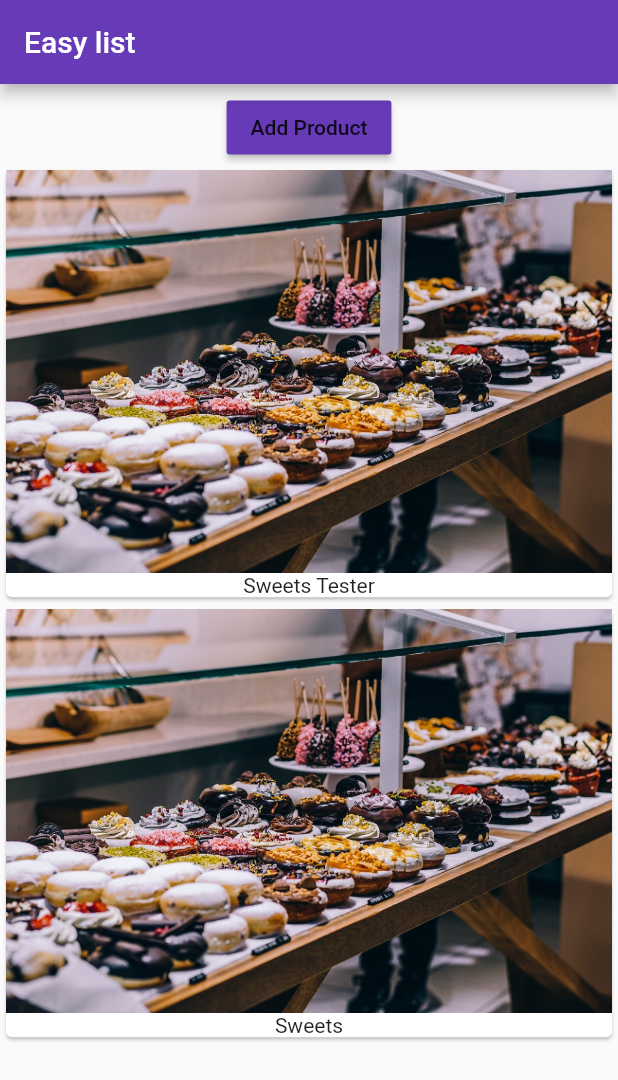
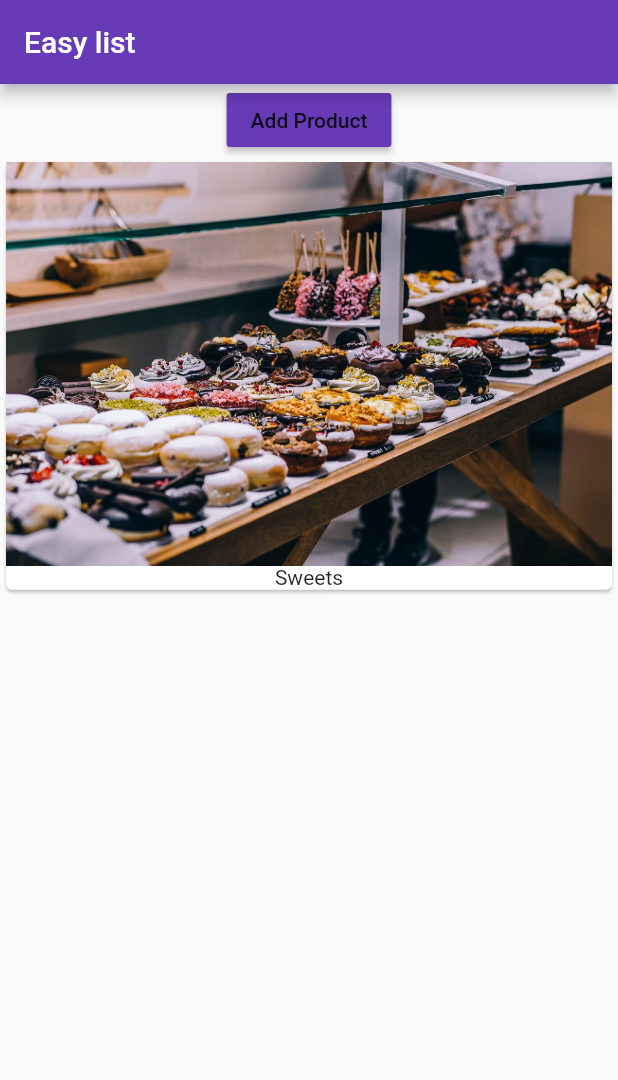
Before and after one commit to VasanthakumarV/mm-flutter, a Flutter app: the screen it shows after launch, after a tap on "Add Product", on a phone screen of 412 x 824 dp. Shown: the top 1080 px of the screen. Run offline on Flutter 3.47's test engine with Material 2 defaults, Android fonts, the phone set to English and light mode, and no system bars.

```diff
--- a/intro/lib/main.dart
+++ b/intro/lib/main.dart
@@ -2,7 +2,9 @@ import 'package:flutter/material.dart';
 
 import './product_manager.dart';
 
-void main() => runApp(MyApp());
+void main() {
+  runApp(MyApp());
+}
 
 class MyApp extends StatelessWidget {
   @override
--- a/intro/lib/product_manager.dart
+++ b/intro/lib/product_manager.dart
@@ -5,7 +5,7 @@ import './product_control.dart';
 
 class ProductManager extends StatefulWidget {
   final String startingProduct;
-  ProductManager({this.startingProduct = 'Sweets Tester'});
+  ProductManager({this.startingProduct});
 
   @override
   State<StatefulWidget> createState() {
@@ -19,7 +19,9 @@ class _ProductManagerState extends State<ProductManager> {
   @override
   void initState() {
     super.initState();
-    _products.add(widget.startingProduct);
+    if (widget.startingProduct != null) {
+      _products.add(widget.startingProduct);
+    }
   }
 
   void _addProducts(String product) {
@@ -32,10 +34,11 @@ class _ProductManagerState extends State<ProductManager> {
   Widget build(BuildContext context) {
     return Column(children: [
       Container(
-        margin: EdgeInsets.fromLTRB(0.0, 5.0, 0.0, 0.0),
         child: ProductController(_addProducts),
       ),
-      Products(_products),
+      Expanded(
+        child: Products(_products),
+      ),
     ]);
   }
 }
--- a/intro/lib/products.dart
+++ b/intro/lib/products.dart
@@ -4,20 +4,34 @@ class Products extends StatelessWidget {
   final List<String> products;
   Products(this.products);
 
+  Widget _buildProductItem(BuildContext context, int index) {
+    return Card(
+      child: Column(
+        children: <Widget>[
+          Image.asset("images/food.jpg"),
+          Text(products[index]),
+        ],
+      ),
+    );
+  }
+
+  Widget _buildProductsList() {
+    Widget productCard;
+    if (products.length > 0) {
+      productCard = ListView.builder(
+        itemBuilder: _buildProductItem,
+        itemCount: products.length,
+      );
+    } else {
+      productCard = Center(
+        child: Text('No products found'),
+      );
+    }
+    return productCard;
+  }
+
   @override
   Widget build(BuildContext context) {
-    return Column(
-        children: products
-            .map(
-              (element) => Card(
-                    child: Column(
-                      children: <Widget>[
-                        Image.asset("images/food.jpg"),
-                        Text(element),
-                      ],
-                    ),
-                  ),
-            )
-            .toList());
+    return _buildProductsList();
   }
 }
```
